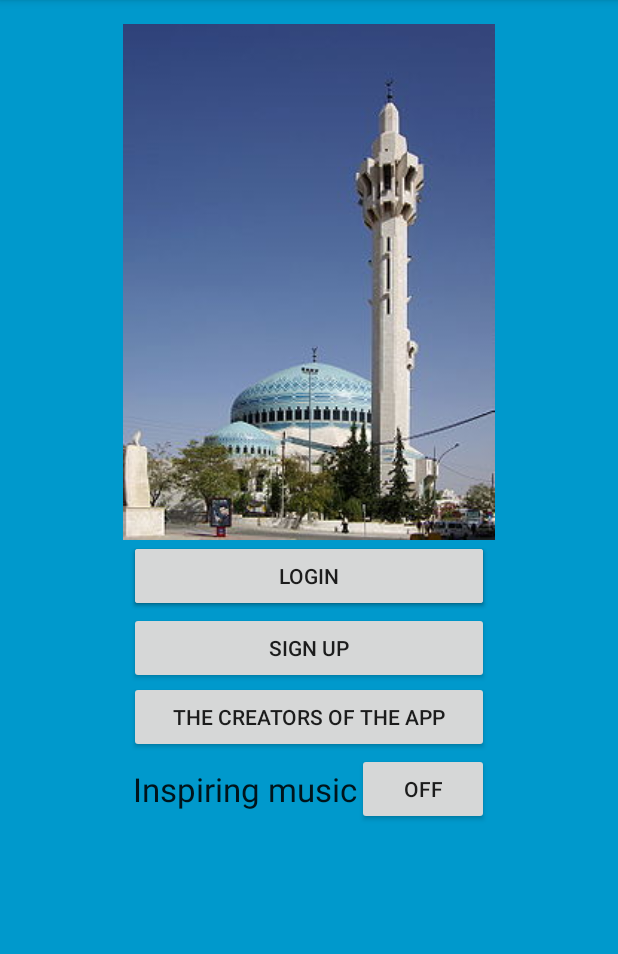
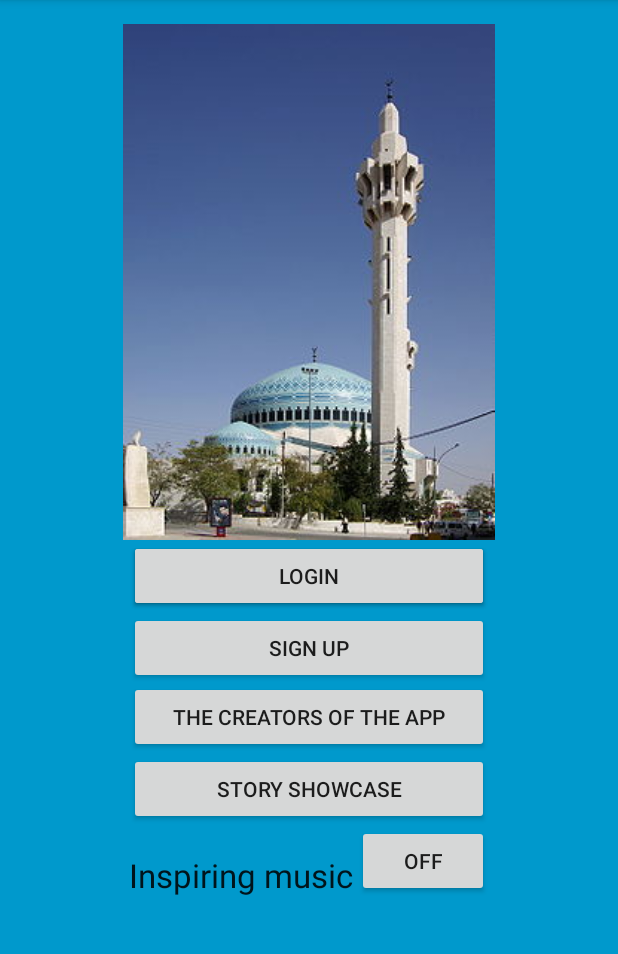
Before and after one commit to larssonwilly/Story-app-2, an Android app: the screen it shows after launch (MainActivity), on a phone screen of 412 x 824 dp, the part 84-1038 px from its top. Run offline under Robolectric (Android 15) with nearby library versions, the phone set to English and light mode, and no system bars; libraries missing offline, so code that uses them is left out: com.parse; 2 statements that could not run were skipped.

Commit message:
Created early prototype of Story Showcase

```diff
--- a/app/src/main/java/com/example/willy/storyapp2/AuthenticateActivity.java
+++ b/app/src/main/java/com/example/willy/storyapp2/AuthenticateActivity.java
@@ -66,7 +66,7 @@ public class AuthenticateActivity extends ActionBarActivity {
                                 // Hooray! Let them use the app now.
                                 startActivity(new Intent(
                                         AuthenticateActivity.this,
-                                        StoryMode.class));
+                                        StoryModeActivity.class));
 
                             } else {
                                 // Sign up didn't succeed. Look at the
@@ -99,7 +99,7 @@ public class AuthenticateActivity extends ActionBarActivity {
                                         // Hooray! The user is logged in.
                                         startActivity(new Intent(
                                                 AuthenticateActivity.this,
-                                                StoryMode.class));
+                                                StoryModeActivity.class));
                                     } else {
                                         // Shows progressbar
                                         mProgressBar.setVisibility(View.VISIBLE);
--- a/app/src/main/java/com/example/willy/storyapp2/MainActivity.java
+++ b/app/src/main/java/com/example/willy/storyapp2/MainActivity.java
@@ -19,6 +19,8 @@ public class MainActivity extends ActionBarActivity {
 
     protected Button mLoginButton;
     protected Button mSignupButton;
+    private Button storyShowcaseButton;
+
 
     @Override
     protected void onCreate(Bundle savedInstanceState) {
@@ -26,14 +28,26 @@ public class MainActivity extends ActionBarActivity {
         setContentView(R.layout.activity_main);
 
         // Enable Local Datastore.
-//        Parse.enableLocalDatastore(this);
+        // Parse.enableLocalDatastore(this);
         Parse.initialize(this, "kis8UPt0FJqm7CTURn5FozaYh1gPbCC6tNtEt0dP", "sNqbugJaRddwJmpA5WBSsJQVFT5JbZddBawtfEI8");
 
         mLoginButton = (Button) findViewById(R.id.Login);
         mSignupButton = (Button) findViewById(R.id.Signup);
+        storyShowcaseButton = (Button) findViewById(R.id.storyShowcaseButton);
 
+
+        //storyShowcaseButton functionality
+        storyShowcaseButton.setOnClickListener(new View.OnClickListener() {
+            public void onClick(View v) {
+                startShowcase();
+            }
+        });
+
+
+
+        //TODO describe what this method does
         if (ParseUser.getCurrentUser() != null) {
-            Intent intent = new Intent(this, StoryMode.class);
+            Intent intent = new Intent(this, StoryModeActivity.class);
             intent.addFlags(Intent.FLAG_ACTIVITY_CLEAR_TOP);
             startActivity(intent);
         }
@@ -99,9 +113,18 @@ public class MainActivity extends ActionBarActivity {
     // Enters the StoryMode activity
     public void startStory() {
 
-        Intent intent = new Intent(this, StoryMode.class);
+        Intent intent = new Intent(this, StoryModeActivity.class);
         startActivity(intent);
 
     }
 
+    // Enter the StoryShowcase activity
+    public void startShowcase(){
+
+        Intent intent = new Intent(this, StoryShowcase.class);
+        startActivity(intent);
+
+    }
+
+
 }
--- a/app/src/main/java/com/example/willy/storyapp2/StoryMode.java
+++ b/app/src/main/java/com/example/willy/storyapp2/StoryModeActivity.java
@@ -24,7 +24,7 @@ import com.parse.ParseUser;
 import java.util.List;
 import java.util.Random;
 
-public class StoryMode extends ActionBarActivity {
+public class StoryModeActivity extends ActionBarActivity {
 
     //The elements of the activity
     private EditText mEditStoryField;
@@ -79,7 +79,7 @@ public class StoryMode extends ActionBarActivity {
             @Override
             public void onClick(View v) {
                 String inputText = mEditStoryField.getText().toString(); //the text that the user writes
-                Toast.makeText(StoryMode.this, "Send successful", Toast.LENGTH_LONG).show();
+                Toast.makeText(StoryModeActivity.this, "Send successful", Toast.LENGTH_LONG).show();
                 postStory(inputText); // updates story and sends to the database
                 addTextToView(inputText);
                 clearText(); //clears the text for new input
--- a/app/src/main/res/layout/activity_main.xml
+++ b/app/src/main/res/layout/activity_main.xml
@@ -70,7 +70,8 @@
         android:id="@+id/music_button"
         android:layout_below="@+id/Settings_button"
         android:layout_alignRight="@+id/Settings_button"
-        android:layout_alignEnd="@+id/Settings_button" />
+        android:layout_alignEnd="@+id/Settings_button"
+        android:layout_marginTop="48dp" />
 
     <TextView
         android:layout_width="wrap_content"
@@ -78,10 +79,20 @@
         android:textAppearance="?android:attr/textAppearanceLarge"
         android:text="Inspiring music"
         android:id="@+id/textView"
+        android:gravity="center_vertical|center"
+        android:layout_alignBottom="@+id/music_button"
+        android:layout_alignLeft="@+id/storyShowcaseButton"
+        android:layout_alignStart="@+id/storyShowcaseButton" />
+
+    <Button
+        android:layout_width="wrap_content"
+        android:layout_height="wrap_content"
+        android:text="Story Showcase"
+        android:id="@+id/storyShowcaseButton"
         android:layout_below="@+id/Settings_button"
-        android:layout_toLeftOf="@+id/music_button"
-        android:layout_toStartOf="@+id/music_button"
-        android:layout_alignBottom="@+id/music_button"
-        android:gravity="center_vertical|center" />
+        android:layout_alignLeft="@+id/Settings_button"
+        android:layout_alignStart="@+id/Settings_button"
+        android:layout_alignRight="@+id/music_button"
+        android:layout_alignEnd="@+id/music_button" />
 
 </RelativeLayout>
--- a/app/src/main/res/layout/activity_story_mode.xml
+++ b/app/src/main/res/layout/activity_story_mode.xml
@@ -4,7 +4,7 @@
     android:paddingRight="@dimen/activity_horizontal_margin"
     android:paddingTop="@dimen/activity_vertical_margin"
     android:paddingBottom="@dimen/activity_vertical_margin"
-    tools:context="com.example.willy.storyapp2.StoryMode"
+    tools:context="com.example.willy.storyapp2.StoryModeActivity"
     android:background="@android:color/holo_blue_dark">
 
     <TextView
--- a/app/src/main/res/layout/activity_story_showcase.xml
+++ b/app/src/main/res/layout/activity_story_showcase.xml
@@ -4,7 +4,7 @@
     android:paddingRight="@dimen/activity_horizontal_margin"
     android:paddingTop="@dimen/activity_vertical_margin"
     android:paddingBottom="@dimen/activity_vertical_margin"
-    tools:context="com.example.willy.storyapp2.storyShowcase">
+    tools:context="com.example.willy.storyapp2.StoryShowcase">
 
     <ListView
         android:layout_width="wrap_content"
--- a/app/src/main/res/menu/menu_story_mode.xml
+++ b/app/src/main/res/menu/menu_story_mode.xml
@@ -1,7 +1,7 @@
 <menu xmlns:android="http://schemas.android.com/apk/res/android"
     xmlns:app="http://schemas.android.com/apk/res-auto"
     xmlns:tools="http://schemas.android.com/tools"
-    tools:context="com.example.willy.storyapp2.StoryMode">
+    tools:context="com.example.willy.storyapp2.StoryModeActivity">
 
     <item android:id="@+id/action_settings"
           android:title="@string/action_settings"
--- a/app/src/main/res/menu/menu_story_showcase.xml
+++ b/app/src/main/res/menu/menu_story_showcase.xml
@@ -1,7 +1,7 @@
 <menu xmlns:android="http://schemas.android.com/apk/res/android"
     xmlns:app="http://schemas.android.com/apk/res-auto"
     xmlns:tools="http://schemas.android.com/tools"
-    tools:context="com.example.willy.storyapp2.storyShowcase">
+    tools:context="com.example.willy.storyapp2.StoryShowcase">
     <item android:id="@+id/action_settings" android:title="@string/action_settings"
         android:orderInCategory="100" app:showAsAction="never" />
 </menu>
```
Also changed, not shown: app/src/main/AndroidManifest.xml (+2 -9 lines), 1 other file.
